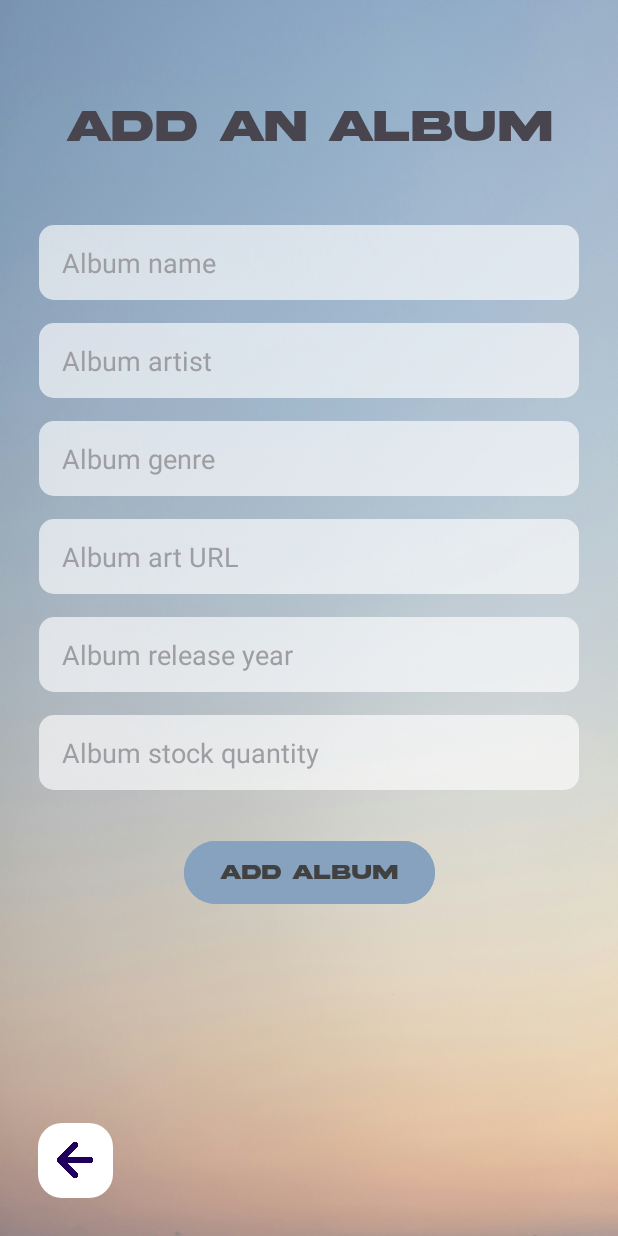
After one commit to s-kettle/record-shop-android-app, an Android app: the AddNewAlbumActivity screen opened directly, with no data from a screen before it, on a phone screen of 412 x 824 dp. The commit adds this screen. Run offline under Robolectric (Android 15) with nearby library versions, the phone set to English and light mode, and no system bars; our stand-ins replace data binding.

Commit message:
feat: activity_add_new_album.xml basic design created

```diff
--- a/app/src/main/AndroidManifest.xml
+++ b/app/src/main/AndroidManifest.xml
@@ -2,19 +2,22 @@
 <manifest xmlns:android="http://schemas.android.com/apk/res/android"
           xmlns:tools="http://schemas.android.com/tools">
 
-    <uses-permission android:name="android.permission.INTERNET" />
+    <uses-permission android:name="android.permission.INTERNET"/>
 
     <application
             android:allowBackup="true"
-            android:networkSecurityConfig="@xml/network_security_config"
             android:dataExtractionRules="@xml/data_extraction_rules"
             android:fullBackupContent="@xml/backup_rules"
             android:icon="@mipmap/ic_launcher"
             android:label="@string/app_name"
+            android:networkSecurityConfig="@xml/network_security_config"
             android:roundIcon="@mipmap/ic_launcher_round"
             android:supportsRtl="true"
             android:theme="@style/Theme.RecordShopApp"
             tools:targetApi="31">
+        <activity
+                android:name=".ui.addalbum.AddNewAlbumActivity"
+                android:exported="false"/>
         <activity
                 android:name=".ui.mainactivity.MainActivity"
                 android:exported="true">
--- /dev/null
+++ b/app/src/main/java/com/skettle/recordshopapp/ui/addalbum/AddNewAlbumActivity.java
@@ -0,0 +1,14 @@
+package com.skettle.recordshopapp.ui.addalbum;
+
+import androidx.appcompat.app.AppCompatActivity;
+import android.os.Bundle;
+import com.skettle.recordshopapp.R;
+
+public class AddNewAlbumActivity extends AppCompatActivity {
+
+    @Override
+    protected void onCreate(Bundle savedInstanceState) {
+        super.onCreate(savedInstanceState);
+        setContentView(R.layout.activity_add_new_album);
+    }
+}
--- /dev/null
+++ b/app/src/main/res/layout/activity_add_new_album.xml
@@ -0,0 +1,146 @@
+<?xml version="1.0" encoding="utf-8"?>
+
+<layout
+        xmlns:android="http://schemas.android.com/apk/res/android"
+        xmlns:tools="http://schemas.android.com/tools"
+        xmlns:app="http://schemas.android.com/apk/res-auto">
+
+
+
+<androidx.constraintlayout.widget.ConstraintLayout
+        android:layout_width="match_parent"
+        android:layout_height="match_parent"
+        tools:context=".ui.addalbum.AddNewAlbumActivity"
+        android:background="@drawable/bg2">
+
+        <TextView
+                android:id="@+id/headerText"
+                android:layout_width="match_parent"
+                android:layout_height="130dp"
+                android:text="Add an album"
+                android:fontFamily="@font/akira"
+                android:textSize="30sp"
+                android:gravity="center"
+                android:layout_marginTop="20dp"
+                app:layout_constraintStart_toStartOf="parent"
+                app:layout_constraintStart_toEndOf="parent"
+                app:layout_constraintTop_toTopOf="parent" />
+
+        <EditText
+                android:id="@+id/albumNameInput"
+                android:layout_width="match_parent"
+                android:layout_height="50dp"
+                android:hint="Album name"
+                android:textColorHint="@color/grey"
+                android:text=""
+                android:textSize="18sp"
+                android:layout_marginStart="26dp"
+                android:layout_marginEnd="26dp"
+                android:paddingStart="15dp"
+                app:layout_constraintTop_toBottomOf="@id/headerText"
+                android:background="@drawable/item_bg" />
+
+        <EditText
+                android:id="@+id/albumArtistInput"
+                android:layout_width="match_parent"
+                android:layout_height="50dp"
+                android:hint="Album artist"
+                android:textColorHint="@color/grey"
+                android:text=""
+                android:textSize="18sp"
+                android:layout_marginStart="26dp"
+                android:layout_marginEnd="26dp"
+                android:layout_marginTop="15dp"
+                android:paddingStart="15dp"
+                app:layout_constraintTop_toBottomOf="@id/albumNameInput"
+                android:background="@drawable/item_bg" />
+
+        <EditText
+                android:id="@+id/albumGenreInput"
+                android:layout_width="match_parent"
+                android:layout_height="50dp"
+                android:hint="Album genre"
+                android:textColorHint="@color/grey"
+                android:text=""
+                android:textSize="18sp"
+                android:layout_marginStart="26dp"
+                android:layout_marginEnd="26dp"
+                android:layout_marginTop="15dp"
+                android:paddingStart="15dp"
+                app:layout_constraintTop_toBottomOf="@id/albumArtistInput"
+                android:background="@drawable/item_bg" />
+
+        <EditText
+                android:id="@+id/albumArtURLInput"
+                android:layout_width="match_parent"
+                android:layout_height="50dp"
+                android:hint="Album art URL"
+                android:textColorHint="@color/grey"
+                android:text=""
+                android:textSize="18sp"
+                android:layout_marginStart="26dp"
+                android:layout_marginEnd="26dp"
+                android:layout_marginTop="15dp"
+                android:paddingStart="15dp"
+                app:layout_constraintTop_toBottomOf="@id/albumGenreInput"
+                android:background="@drawable/item_bg" />
+
+        <EditText
+                android:id="@+id/albumYearInput"
+                android:layout_width="match_parent"
+                android:layout_height="50dp"
+                android:hint="Album release year"
+                android:textColorHint="@color/grey"
+                android:text=""
+                android:textSize="18sp"
+                android:layout_marginStart="26dp"
+                android:layout_marginEnd="26dp"
+                android:layout_marginTop="15dp"
+                android:paddingStart="15dp"
+                app:layout_constraintTop_toBottomOf="@id/albumArtURLInput"
+                android:background="@drawable/item_bg" />
+
+        <EditText
+                android:id="@+id/albumStockInput"
+                android:layout_width="match_parent"
+                android:layout_height="50dp"
+                android:hint="Album stock quantity"
+                android:textColorHint="@color/grey"
+                android:text=""
+                android:textSize="18sp"
+                android:layout_marginStart="26dp"
+                android:layout_marginEnd="26dp"
+                android:layout_marginTop="15dp"
+                android:paddingStart="15dp"
+                app:layout_constraintTop_toBottomOf="@id/albumYearInput"
+                android:background="@drawable/item_bg" />
+
+        <Button
+                android:layout_width="wrap_content"
+                android:layout_height="50dp"
+                app:layout_constraintTop_toBottomOf="@id/albumStockInput"
+                app:layout_constraintEnd_toEndOf="parent"
+                app:layout_constraintStart_toStartOf="parent"
+                android:layout_marginTop="30dp"
+                android:text="Add Album"
+                android:backgroundTint="@color/blue"
+                android:textColor="@color/dkgrey"
+                android:textSize="14sp"
+                android:fontFamily="@font/akira" />
+
+        <com.google.android.material.floatingactionbutton.FloatingActionButton
+                android:layout_width="50dp"
+                android:layout_height="50dp"
+                app:layout_constraintBottom_toBottomOf="parent"
+                app:layout_constraintStart_toStartOf="parent"
+                android:layout_marginStart="25dp"
+                android:layout_marginBottom="25dp"
+                android:src="@drawable/back"
+                android:backgroundTint="@color/white"
+                app:fabCustomSize="50dp"
+                />
+
+
+
+</androidx.constraintlayout.widget.ConstraintLayout>
+</layout>
--- a/app/src/main/res/values/colors.xml
+++ b/app/src/main/res/values/colors.xml
@@ -3,4 +3,7 @@
     <color name="black">#FF000000</color>
     <color name="white">#FFFFFFFF</color>
     <color name="transpwhite">#A4FFFFFF</color>
+    <color name="grey">#9d9da2</color>
+    <color name="blue">#87a2bf</color>
+    <color name="dkgrey">#414141</color>
 </resources>
```
Also changed, not shown: app/src/main/res/drawable/back.png (added), app/src/main/res/drawable/bg2.jpg (added).
